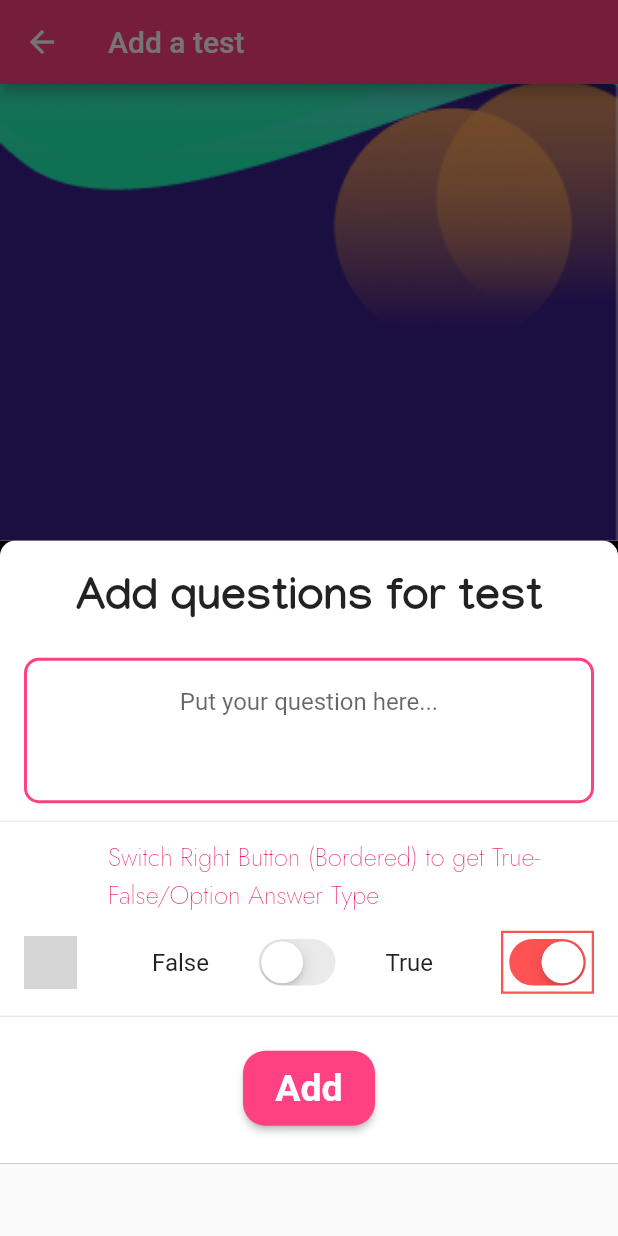
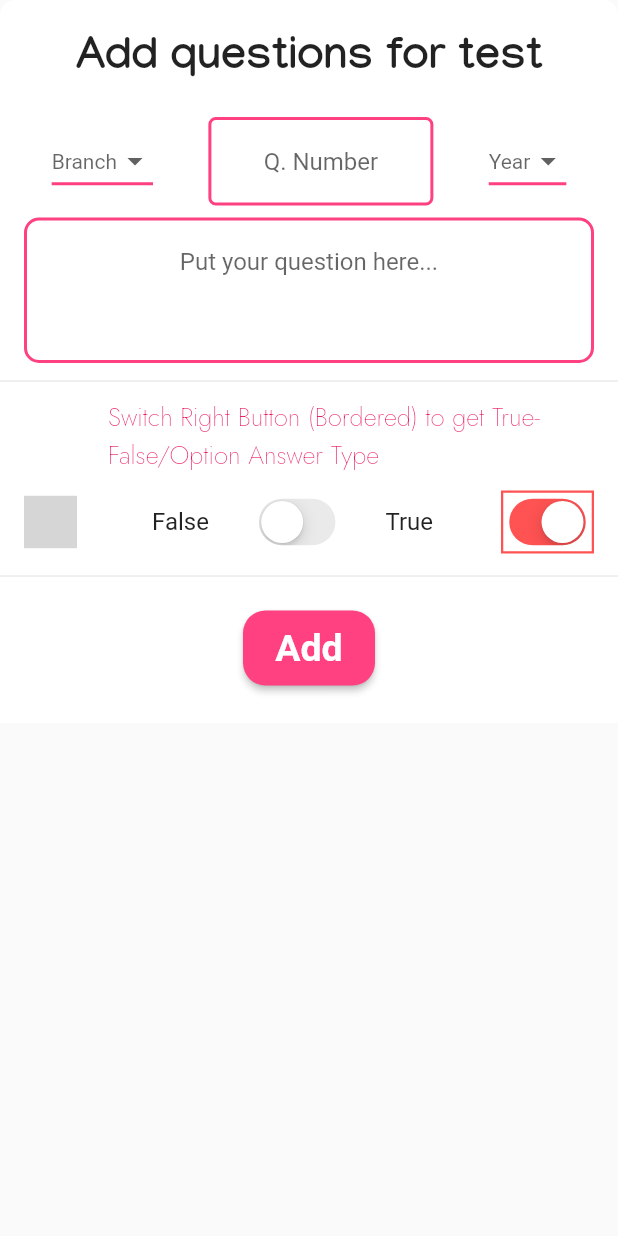
Before and after one commit to Ujjawalmaurya/KWiZ, a Flutter app: the AddTestPage screen opened by its route, after a tap on the "add" icon, on a phone screen of 412 x 824 dp. Run offline on Flutter 3.47's test engine with Material 2 defaults, Android fonts, the phone set to English and light mode, and no system bars; our stand-ins replace cloud_firestore, firebase_auth, firebase_core, flutter_spinkit, get, rflutter_alert; missing offline and left inert: decorated_icon, firebase_auth_web, firebase_core_web; accounts and stored records are empty; grey boxes are pictures that could not be loaded.

Commit message:
branch and year added

```diff
--- a/lib/admin/addingTest/AddTestPage.dart
+++ b/lib/admin/addingTest/AddTestPage.dart
@@ -15,20 +15,19 @@ class _AddTestPageState extends State<AddTestPage> {
         title: Text("Add a test"),
         backgroundColor: Colors.pinkAccent,
       ),
-      body: Container(
-        decoration: BoxDecoration(
-            image: DecorationImage(
-          fit: BoxFit.cover,
-          image: AssetImage('assets/testbg.png'),
-        )),
+      body: SafeArea(
+        child: Container(
+          decoration: BoxDecoration(
+              image: DecorationImage(
+            fit: BoxFit.cover,
+            image: AssetImage('assets/testbg.png'),
+          )),
+        ),
       ),
       floatingActionButton: FloatingActionButton(
         child: Icon(Icons.add),
         onPressed: () {
-          showModalBottomSheet(
-              backgroundColor: Colors.pinkAccent,
-              context: context,
-              builder: (BuildContext context) => AddTest());
+          Navigator.of(context).pushNamed(AddTest.id);
         },
       ),
     );
--- a/lib/admin/addingTest/addTestSheet.dart
+++ b/lib/admin/addingTest/addTestSheet.dart
@@ -5,8 +5,10 @@ import 'package:cloud_firestore/cloud_firestore.dart';
 import 'package:flutter/material.dart';
 import 'package:kwiz/constants.dart';
 import 'package:firebase_auth/firebase_auth.dart';
+import 'package:intl/intl.dart';
 
 class AddTest extends StatefulWidget {
+  static const String id = 'addTestSheet';
   @override
   _AddTestState createState() => _AddTestState();
 }
@@ -14,20 +16,21 @@ class AddTest extends StatefulWidget {
 class _AddTestState extends State<AddTest> {
   final firestoreInstance = FirebaseFirestore.instance;
 
+  var now = DateTime.now();
+
   bool isUploading;
-  String question;
+  String question, questionNum = '1';
   bool isBool = true;
   bool isBoolAnswer = false;
   var correctOption;
   String optionA, optionB, optionC, optionD;
-  var currentDate = '7-Jan-2021';
-  var branch = "CSE";
+  String branch, branchYear;
+  String sub;
 
   @override
   Widget build(BuildContext context) {
     return Scaffold(
-        body: Container(
-            color: Color(0xFF000000),
+        body: SafeArea(
       child: Container(
         padding: EdgeInsets.only(top: 3, bottom: 10),
         decoration: BoxDecoration(
@@ -55,6 +58,87 @@ class _AddTestState extends State<AddTest> {
             // !================= Question Tile====================
             // !====================================================
             ListTile(
+                title: Row(
+              mainAxisAlignment: MainAxisAlignment.spaceAround,
+              children: [
+                //! ======= Branch =========
+                DropdownButton<String>(
+                  icon: Icon(Icons.arrow_drop_down),
+                  value: (this.branch == 'empty') ? null : this.branch,
+                  hint: Text('Branch'),
+                  iconSize: 24,
+                  elevation: 16,
+                  style: TextStyle(color: Colors.pinkAccent),
+                  underline: Container(height: 2, color: Colors.pinkAccent),
+                  onChanged: (String newValue) {
+                    setState(() {
+                      branch = newValue;
+                    });
+                    print(branch);
+                  },
+                  items: <String>[
+                    'Civil',
+                    'CS',
+                    'ECE',
+                    'EE',
+                    'ME(A)',
+                    'ME(P)',
+                  ].map<DropdownMenuItem<String>>((String value) {
+                    return DropdownMenuItem<String>(
+                        value: value, child: Text(value));
+                  }).toList(),
+                ),
+                SizedBox(
+                    width: 150.0,
+                    child: TextFormField(
+                        onChanged: (value) {
+                          setState(() {
+                            questionNum = value;
+                          });
+                        },
+                        decoration: InputDecoration(
+                            hintText: 'Q. Number',
+                            focusColor: Colors.blueGrey,
+                            hoverColor: Colors.deepPurpleAccent,
+                            focusedBorder: OutlineInputBorder(
+                                borderRadius: BorderRadius.circular(15.0),
+                                borderSide: BorderSide(
+                                    color: Colors.greenAccent, width: 5)),
+                            enabledBorder: OutlineInputBorder(
+                                borderRadius: BorderRadius.circular(5.0),
+                                borderSide: BorderSide(
+                                    color: Colors.pinkAccent, width: 2.0))),
+                        textAlign: TextAlign.center)),
+                //! ======== Year ========
+                DropdownButton<String>(
+                    icon: Icon(Icons.arrow_drop_down),
+                    value:
+                        (this.branchYear == 'empty') ? null : this.branchYear,
+                    hint: Text('Year'),
+                    iconSize: 24,
+                    elevation: 16,
+                    style: TextStyle(color: Colors.pinkAccent),
+                    underline: Container(
+                      height: 2,
+                      color: Colors.pinkAccent,
+                    ),
+                    onChanged: (String nValue) {
+                      setState(() {
+                        branchYear = nValue;
+                      });
+                      print(branchYear);
+                    },
+                    items: <String>[
+                      '1',
+                      '2',
+                      '3',
+                    ].map<DropdownMenuItem<String>>((String value) {
+                      return DropdownMenuItem<String>(
+                          value: value, child: Text(value));
+                    }).toList())
+              ],
+            )),
+            ListTile(
               // leading: DecoratedLeadingIcon(icon: Icons.ac_unit),
               title: TextFormField(
                   onChanged: (value) {
@@ -68,21 +152,16 @@ class _AddTestState extends State<AddTest> {
                     hoverColor: Colors.deepPurpleAccent,
                     focusedBorder: OutlineInputBorder(
                       borderRadius: BorderRadius.circular(15.0),
-                          borderSide: BorderSide(
-                            color: Colors.blue,
-                          ),
+                      borderSide: BorderSide(color: Colors.blue, width: 4),
                     ),
                     enabledBorder: OutlineInputBorder(
                       borderRadius: BorderRadius.circular(10.0),
-                          borderSide: BorderSide(
-                            color: Colors.pinkAccent,
-                            width: 2.0,
-                          ),
+                      borderSide:
+                          BorderSide(color: Colors.pinkAccent, width: 2.0),
                     ),
                   ),
                   maxLines: 3,
-                      textAlign: TextAlign.center,
-                    ),
+                  textAlign: TextAlign.center),
             ),
             Divider(),
             ListTile(
@@ -93,20 +172,17 @@ class _AddTestState extends State<AddTest> {
                         fontFamily: jost,
                         fontSize: 17.0,
                         fontWeight: FontWeight.w200,
-                          color: Colors.pink),
-                    ),
-                  ),
+                        color: Colors.pink))),
             // !================= Answer Tile ===========================
             // !=========================================================
             ListTile(
-                    leading: DecoratedLeadingIcon(
-                        icon: Icons.question_answer_outlined),
+              leading:
+                  DecoratedLeadingIcon(icon: Icons.question_answer_outlined),
               // title:
               trailing: Container(
                 decoration: BoxDecoration(
                     shape: BoxShape.rectangle,
-                          border:
-                              Border.all(color: Colors.redAccent, width: 1.5)),
+                    border: Border.all(color: Colors.redAccent, width: 1.5)),
                 child: CupertinoSwitch(
                     value: isBool,
                     onChanged: (value) {
@@ -115,8 +191,7 @@ class _AddTestState extends State<AddTest> {
                         print(isBool);
                       });
                     },
-                        activeColor: Colors.redAccent,
-                      ),
+                    activeColor: Colors.redAccent),
               ),
               title: isBool == true
                   ? Row(
@@ -243,15 +318,19 @@ class _AddTestState extends State<AddTest> {
                       //** === Alert for empty question ====
                       //** =================================
                     } else {
-                            if (isBool == false) {
+                      if (branch != null &&
+                          branchYear != null &&
+                          isBool == false) {
                         if (correctOption != null &&
                             optionA != null &&
                             optionB != null &&
                             optionC != null &&
                             optionD != null) {
                           await firestoreInstance
-                                    .collection(branch)
-                                    .doc(currentDate)
+                              .collection(branch + "-" + branchYear)
+                              .doc(DateFormat.yMMMMd().format(now))
+                              .collection(sub)
+                              .doc(questionNum)
                               .set({
                             "question": question,
                             'isBool': isBool,
@@ -268,8 +347,10 @@ class _AddTestState extends State<AddTest> {
                         }
                       } else {
                         await firestoreInstance
-                                  .collection(branch)
-                                  .doc(currentDate)
+                            .collection(branch + "-" + branchYear)
+                            .doc(DateFormat.yMMMMd().format(now))
+                            .collection(sub)
+                            .doc(questionNum)
                             .set({
                           "question": question,
                           'isBool': isBool,
@@ -279,6 +360,7 @@ class _AddTestState extends State<AddTest> {
                         });
                       }
                     }
+                    print(DateFormat.yMMMMd().format(now));
                   },
                   color: Colors.pinkAccent,
                   child: Text(
@@ -293,7 +375,8 @@ class _AddTestState extends State<AddTest> {
             ),
           ]),
         ),
-            )));
+      ),
+    ));
   }
 }
 
--- /dev/null
+++ b/lib/admin/addingTest/widgets/customDropDown.dart
@@ -0,0 +1 @@
+import 'package:flutter/material.dart';
--- a/lib/main.dart
+++ b/lib/main.dart
@@ -30,6 +30,7 @@ class MyApp extends StatelessWidget {
         TeachersHomePage.id: (ctx) => TeachersHomePage(),
         AddTestPage.id: (context) => AddTestPage(),
         GetStuInfo.id: (context) => GetStuInfo(),
+        AddTest.id: (context) => AddTest(),
       },
     );
   }
```
Also changed, not shown: pubspec.yaml (+5 -6 lines), 1 other file. Lines whose indentation alone changed are shown as unchanged.
